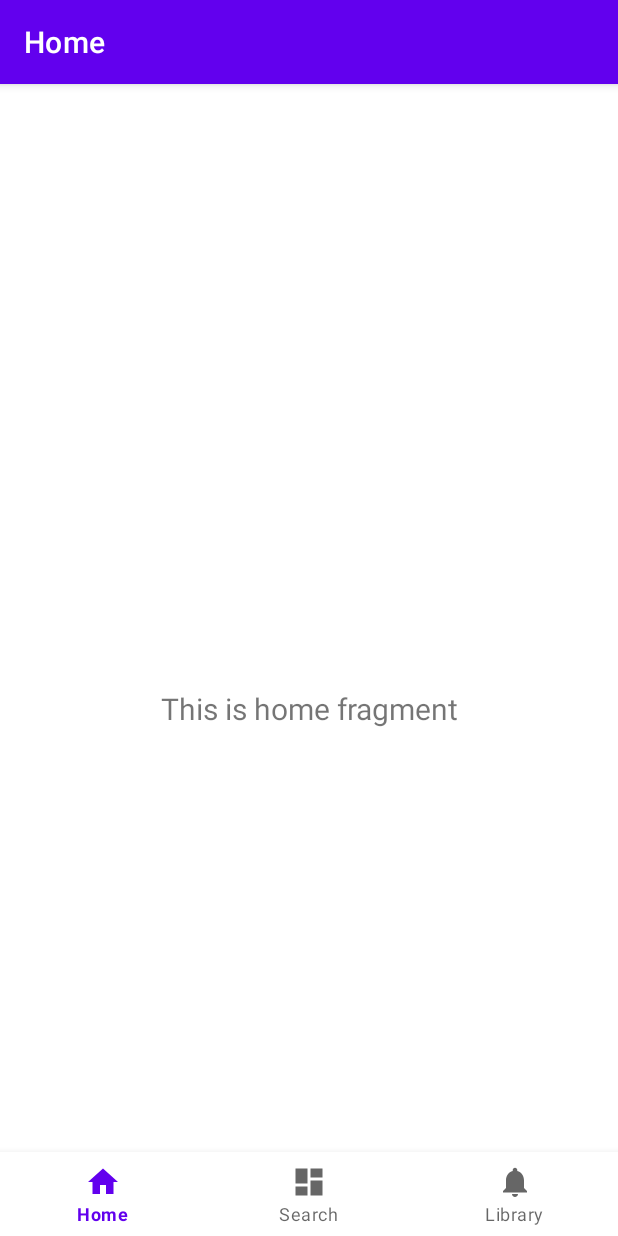
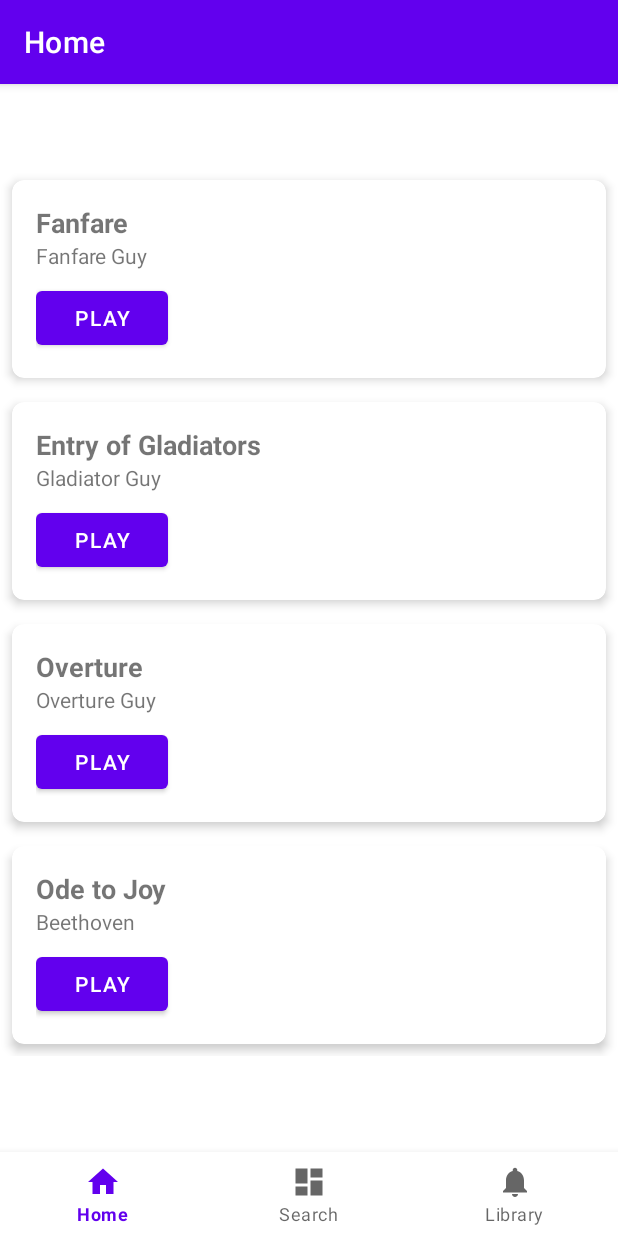
Before and after one commit to randysim/randify, an Android app: the screen it shows after launch (MainActivity), on a phone screen of 412 x 824 dp. Run offline under Robolectric (Android 15) with nearby library versions, the phone set to English and light mode, and no system bars; our stand-ins replace navigation-ui.

Commit message:
base working playlist

```diff
--- a/app/src/main/java/com/example/randify/PlayerService.java
+++ b/app/src/main/java/com/example/randify/PlayerService.java
@@ -36,8 +36,14 @@ public class PlayerService {
         songMap.put("Overture", new Song("Overture Guy", "Some album", "Overture", 15, R.raw.overture));
 
         currentPlaylist = new SongLinkedList();
-        playlistMap.put("Default Playlist", currentPlaylist);
+
+        for (Song song : songMap.values()) {
+            currentPlaylist.addSongToEnd(song);
+        }
+
+        playlistMap.put("All Songs", currentPlaylist);
     }
+
 
     public void playSong(String name) {
         if (songMap.containsKey(name) && context != null) {
@@ -45,6 +51,7 @@ public class PlayerService {
             cancelSong();
 
             this.currentSongPlayer = MediaPlayer.create(this.context, this.currentSong.getAudioResourceId());
+            this.currentSongPlayer.setVolume(2, 2);
             this.currentSongPlayer.start();
         }
     }
@@ -86,6 +93,10 @@ public class PlayerService {
         this.currentPlaylist.removeSong(name);
     }
 
+    public SongLinkedList getCurrentPlaylist() {
+        return this.currentPlaylist;
+    }
+
     private void cancelSong() {
         if (this.currentSongPlayer != null) {
             this.currentSongPlayer.stop();
--- /dev/null
+++ b/app/src/main/java/com/example/randify/adapters/PlaylistAdapter.java
@@ -0,0 +1,67 @@
+package com.example.randify.adapters;
+
+import android.view.LayoutInflater;
+import android.view.View;
+import android.view.ViewGroup;
+import android.widget.Button;
+import android.widget.TextView;
+
+import androidx.annotation.NonNull;
+import androidx.recyclerview.widget.RecyclerView;
+
+import com.example.randify.PlayerService;
+import com.example.randify.R;
+import com.example.randify.models.Song;
+import com.example.randify.models.SongLinkedList;
+
+public class PlaylistAdapter extends RecyclerView.Adapter<PlaylistAdapter.SongViewHolder> {
+    private SongLinkedList playlist;
+    private PlayerService playerService;
+
+    public PlaylistAdapter(SongLinkedList playlist, PlayerService playerService) {
+        this.playlist = playlist;
+        this.playerService = playerService;
+    }
+
+    @NonNull
+    @Override
+    public SongViewHolder onCreateViewHolder(@NonNull ViewGroup parent, int viewType) {
+        View view = LayoutInflater.from(parent.getContext()).inflate(R.layout.song_card, parent, false);
+        return new SongViewHolder(view);
+    }
+
+    @Override
+    public void onBindViewHolder(@NonNull SongViewHolder holder, int position) {
+        Song song = getSongAtPosition(position);
+        holder.songName.setText(song.getName());
+        holder.artistName.setText(song.getArtist());
+        holder.playButton.setOnClickListener(v -> playerService.play(song.getName()));
+    }
+
+    @Override
+    public int getItemCount() {
+        return playlist.getSize();
+    }
+
+    private Song getSongAtPosition(int position) {
+        // Implement this method to return the song at the given position in the playlist
+        // You might need to add a method in SongLinkedList to get a song by index
+        SongLinkedList currentPlaylist = PlayerService.getInstance(null).getCurrentPlaylist();
+        if (currentPlaylist == null) return null;
+
+        return currentPlaylist.getSongAtIndex(position);
+    }
+
+    static class SongViewHolder extends RecyclerView.ViewHolder {
+        TextView songName;
+        TextView artistName;
+        Button playButton;
+
+        SongViewHolder(View itemView) {
+            super(itemView);
+            songName = itemView.findViewById(R.id.songName);
+            artistName = itemView.findViewById(R.id.artistName);
+            playButton = itemView.findViewById(R.id.playButton);
+        }
+    }
+}
--- a/app/src/main/java/com/example/randify/models/SongLinkedList.java
+++ b/app/src/main/java/com/example/randify/models/SongLinkedList.java
@@ -381,6 +381,18 @@ public class SongLinkedList {
         throw new IllegalArgumentException("Song '" + name + "' not found in the playlist.");
     }
 
+    public Song getSongAtIndex(int index) {
+        if (index < 0 || index >= size) {
+            throw new IndexOutOfBoundsException("Index " + index + " is out of bounds for playlist size " + size);
+        }
+
+        SongNode current = head;
+        for (int i = 0; i < index; i++) {
+            current = current.getNext();
+        }
+
+        return current.getData();
+    }
 
     /* HELPER METHODS */
     private void setCursorRandom() {
--- a/app/src/main/java/com/example/randify/ui/activities/home/HomeFragment.java
+++ b/app/src/main/java/com/example/randify/ui/activities/home/HomeFragment.java
@@ -10,7 +10,9 @@ import androidx.annotation.NonNull;
 import androidx.fragment.app.Fragment;
 import androidx.lifecycle.ViewModelProvider;
 
+import com.example.randify.R;
 import com.example.randify.databinding.FragmentHomeBinding;
+import com.example.randify.ui.components.PlaylistFragment;
 
 public class HomeFragment extends Fragment {
 
@@ -24,9 +26,15 @@ public class HomeFragment extends Fragment {
         binding = FragmentHomeBinding.inflate(inflater, container, false);
         View root = binding.getRoot();
 
-        final TextView textView = binding.textHome;
-        homeViewModel.getText().observe(getViewLifecycleOwner(), textView::setText);
+        showPlaylistFragment();
         return root;
+    }
+
+    private void showPlaylistFragment() {
+        PlaylistFragment playlistFragment = new PlaylistFragment();
+        getChildFragmentManager().beginTransaction()
+                .replace(R.id.playlistContainer, playlistFragment)
+                .commit();
     }
 
     @Override
--- /dev/null
+++ b/app/src/main/java/com/example/randify/ui/components/PlaylistFragment.java
@@ -0,0 +1,40 @@
+package com.example.randify.ui.components;
+
+import android.os.Bundle;
+import android.view.LayoutInflater;
+import android.view.View;
+import android.view.ViewGroup;
+
+import androidx.fragment.app.Fragment;
+import androidx.recyclerview.widget.LinearLayoutManager;
+import androidx.recyclerview.widget.RecyclerView;
+
+import com.example.randify.PlayerService;
+import com.example.randify.R;
+import com.example.randify.adapters.PlaylistAdapter;
+
+public class PlaylistFragment extends Fragment {
+    private RecyclerView playlistRecyclerView;
+    private PlaylistAdapter playlistAdapter;
+    private PlayerService playerService;
+
+    @Override
+    public View onCreateView(LayoutInflater inflater, ViewGroup container, Bundle savedInstanceState) {
+        View view = inflater.inflate(R.layout.fragment_playlist, container, false);
+
+        playlistRecyclerView = view.findViewById(R.id.playlistRecyclerView);
+        playlistRecyclerView.setLayoutManager(new LinearLayoutManager(getContext()));
+
+        playerService = PlayerService.getInstance(getContext());
+        playlistAdapter = new PlaylistAdapter(playerService.getCurrentPlaylist(), playerService);
+        playlistRecyclerView.setAdapter(playlistAdapter);
+
+        return view;
+    }
+
+    public void updatePlaylist() {
+        if (playlistAdapter != null) {
+            playlistAdapter.notifyDataSetChanged();
+        }
+    }
+}
--- a/app/src/main/res/layout/fragment_home.xml
+++ b/app/src/main/res/layout/fragment_home.xml
@@ -19,4 +19,11 @@
         app:layout_constraintEnd_toEndOf="parent"
         app:layout_constraintStart_toStartOf="parent"
         app:layout_constraintTop_toTopOf="parent" />
+
+    <FrameLayout
+        android:id="@+id/playlistContainer"
+        android:layout_width="match_parent"
+        android:layout_height="wrap_content"
+        tools:ignore="MissingConstraints" />
+
 </androidx.constraintlayout.widget.ConstraintLayout>
--- /dev/null
+++ b/app/src/main/res/layout/fragment_playlist.xml
@@ -0,0 +1,6 @@
+<?xml version="1.0" encoding="utf-8"?>
+<androidx.recyclerview.widget.RecyclerView
+    xmlns:android="http://schemas.android.com/apk/res/android"
+    android:id="@+id/playlistRecyclerView"
+    android:layout_width="match_parent"
+    android:layout_height="match_parent" />
--- /dev/null
+++ b/app/src/main/res/layout/song_card.xml
@@ -0,0 +1,37 @@
+<?xml version="1.0" encoding="utf-8"?>
+<androidx.cardview.widget.CardView
+    xmlns:android="http://schemas.android.com/apk/res/android"
+    xmlns:app="http://schemas.android.com/apk/res-auto"
+    android:layout_width="match_parent"
+    android:layout_height="wrap_content"
+    android:layout_margin="8dp"
+    app:cardCornerRadius="8dp"
+    app:cardElevation="4dp">
+
+    <LinearLayout
+        android:layout_width="match_parent"
+        android:layout_height="wrap_content"
+        android:orientation="vertical"
+        android:padding="16dp">
+
+        <TextView
+            android:id="@+id/songName"
+            android:layout_width="wrap_content"
+            android:layout_height="wrap_content"
+            android:textSize="18sp"
+            android:textStyle="bold"/>
+
+        <TextView
+            android:id="@+id/artistName"
+            android:layout_width="wrap_content"
+            android:layout_height="wrap_content"
+            android:textSize="14sp"/>
+
+        <Button
+            android:id="@+id/playButton"
+            android:layout_width="wrap_content"
+            android:layout_height="wrap_content"
+            android:text="Play"
+            android:layout_marginTop="8dp"/>
+    </LinearLayout>
+</androidx.cardview.widget.CardView>
```
